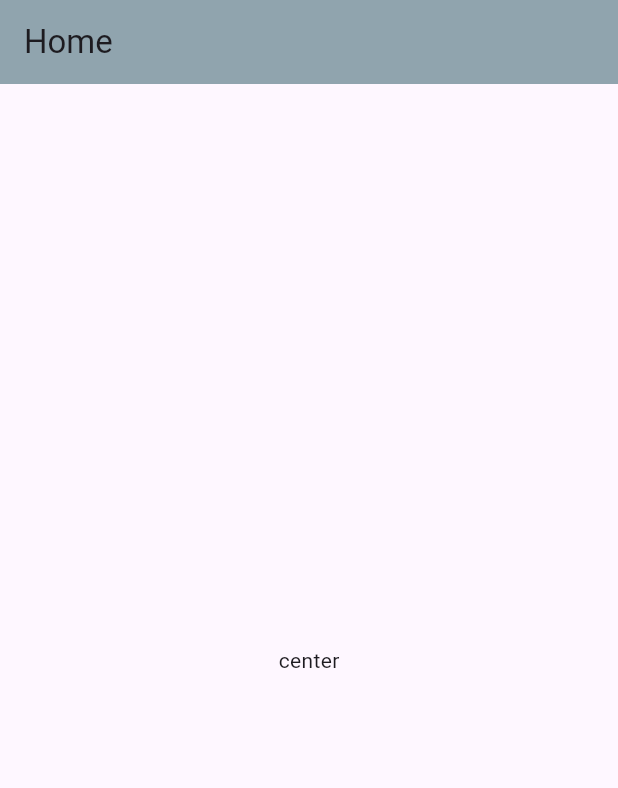
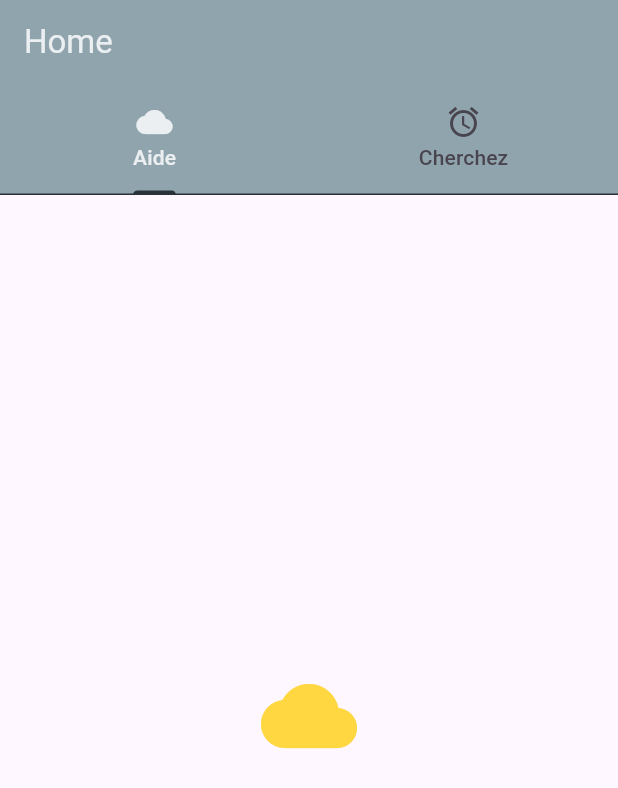
Before and after one commit to NTUMBABU/Projet_PMH, a Flutter app: the screen it shows after launch, on a phone screen of 412 x 824 dp. Shown: the top 788 px of the screen. Run offline on Flutter 3.47's test engine with Material 2 defaults, Android fonts, the phone set to English and light mode, and no system bars.

Commit message:
ajout de la t bar de base

```diff
--- a/lib/screen/home.dart
+++ b/lib/screen/home.dart
@@ -1,13 +1,33 @@
 import 'package:flutter/material.dart';
+import 'homeScreen/Aide.dart';
+import 'homeScreen/Map.dart';
 
 class Home extends StatelessWidget {
   const Home({super.key});
 
   @override
   Widget build(BuildContext context) {
-    return Scaffold(
-      appBar: AppBar(title: const Text('Home'),backgroundColor: Color(0xFF90A4AE),),
-      body: Center(child: Text('center'),),
+    final kTabPages = <Widget>[Aide(),MapD()];
+    final kTabs = <Tab>[
+      const Tab(icon: Icon(Icons.cloud), text: 'Aide'),
+      const Tab(icon: Icon(Icons.alarm), text: 'Cherchez')
+    ];
+    return DefaultTabController(
+      length: 2,
+      child: Scaffold(
+        appBar: AppBar(
+          title: const Text('Home', style: TextStyle(color: Color(0xFFECEFF1),
+              ),),
+          backgroundColor: const Color(0xFF90A4AE),
+          bottom: TabBar(
+            tabs: kTabs,
+            dividerColor: const Color(0xFF293238),
+            indicatorColor: const Color(0xFF293238),
+            labelColor: const Color(0xFFECEFF1),
+          ),
+        ),
+        body: TabBarView(children: kTabPages)
+      ),
     );
   }
 }
--- /dev/null
+++ b/lib/screen/homeScreen/Aide.dart
@@ -0,0 +1,12 @@
+import 'package:flutter/material.dart';
+
+class Aide extends StatelessWidget {
+  const Aide({super.key});
+
+  @override
+  Widget build(BuildContext context) {
+    return Center(
+      child: Icon(Icons.cloud,size: 64.0,color: Colors.amberAccent,),
+    );
+  }
+}
--- /dev/null
+++ b/lib/screen/homeScreen/Map.dart
@@ -0,0 +1,12 @@
+import 'package:flutter/material.dart';
+
+class MapD extends StatelessWidget {
+  const MapD({super.key});
+
+  @override
+  Widget build(BuildContext context) {
+    return Center(
+        child: Icon(Icons.alarm,size: 64.0,color: Color.fromARGB(255, 89, 64, 255),),
+      );
+  }
+}
```
